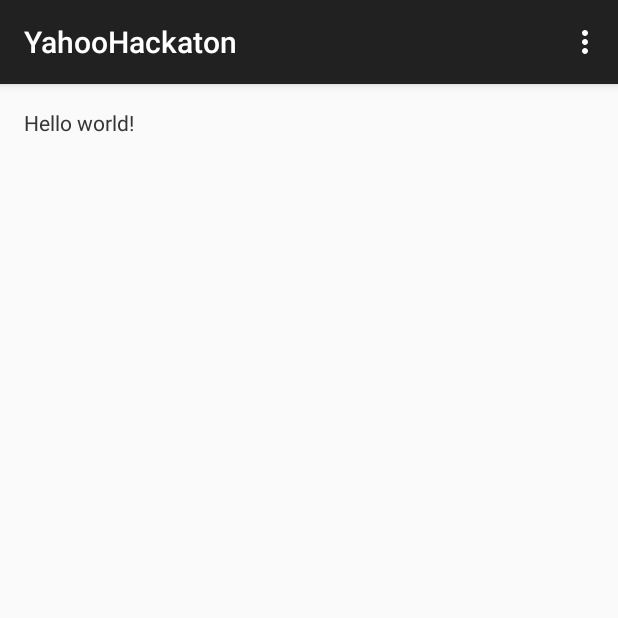
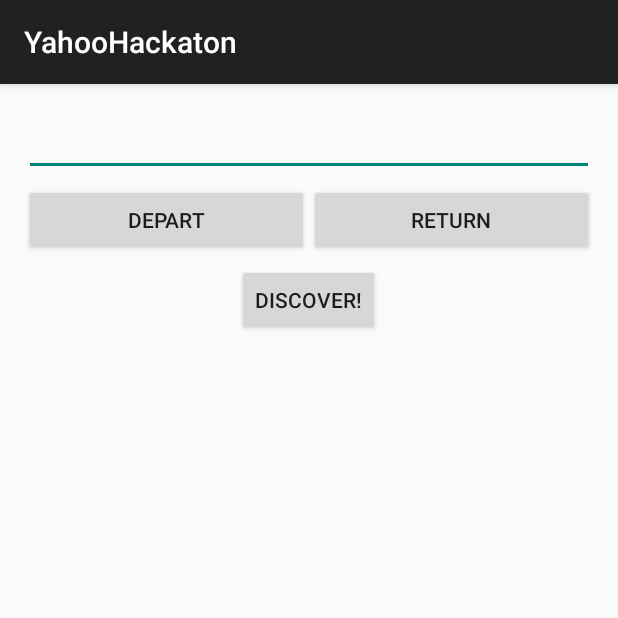
Before and after one commit to samramez/YahooHackaton, an Android app: the screen it shows after launch (MainActivity), on a phone screen of 412 x 824 dp, the top half of it. Run offline under Robolectric (Android 15) with nearby library versions, the phone set to English and light mode, and no system bars.

Commit message:
GUI for selecting dates and search button

```diff
--- a/app/src/main/java/com/samramez/yahoohackaton/MainActivity.java
+++ b/app/src/main/java/com/samramez/yahoohackaton/MainActivity.java
@@ -1,24 +1,57 @@
 package com.samramez.yahoohackaton;
 
+
+import java.text.ParseException;
+import java.text.SimpleDateFormat;
+import java.util.Calendar;
+import java.util.Date;
+import java.util.Locale;
+
+import android.app.Activity;
+import android.app.DatePickerDialog;
+import android.app.Dialog;
+import android.os.Bundle;
+import android.support.v4.app.DialogFragment;
 import android.support.v7.app.AppCompatActivity;
-import android.os.Bundle;
+import android.util.Log;
 import android.view.Menu;
 import android.view.MenuItem;
+import android.view.View;
+import android.view.View.OnClickListener;
+import android.widget.Button;
+import android.widget.DatePicker;
+import android.widget.EditText;
 
-public class MainActivity extends AppCompatActivity {
+public class MainActivity extends AppCompatActivity implements OnClickListener {
+
+	EditText editTextCurrentLocation;
+	Button buttonDepart, buttonReturn, buttonDiscover;
+	final int BUTTON_DEPART = 1;
+	final int BUTTON_RETURN = 2;
+	int buttonFlag;
 
 	@Override
 	protected void onCreate(Bundle savedInstanceState) {
 		super.onCreate(savedInstanceState);
 		setContentView(R.layout.activity_main);
+
+		editTextCurrentLocation = (EditText) findViewById(R.id.editTextCurrentLocation);
+		buttonDepart = (Button)findViewById(R.id.buttonDateDepart);
+		buttonReturn = (Button)findViewById(R.id.buttonDateReturn);
+		buttonDiscover = (Button)findViewById(R.id.buttonDiscover);
+
+		buttonDepart.setOnClickListener(this);
+		buttonReturn.setOnClickListener(this);
+		buttonDiscover.setOnClickListener(this);
 	}
-
+/*
 	@Override
 	public boolean onCreateOptionsMenu(Menu menu) {
 		// Inflate the menu; this adds items to the action bar if it is present.
-        getMenuInflater().inflate(R.menu.menu_main, menu);
+		getMenuInflater().inflate(R.menu.main, menu);
 		return true;
-    }
+	}*/
+/*
 
 	@Override
 	public boolean onOptionsItemSelected(MenuItem item) {
@@ -26,12 +59,78 @@ public class MainActivity extends AppCompatActivity {
 		// automatically handle clicks on the Home/Up button, so long
 		// as you specify a parent activity in AndroidManifest.xml.
 		int id = item.getItemId();
-
-        //noinspection SimplifiableIfStatement
 		if (id == R.id.action_settings) {
 			return true;
 		}
-
 		return super.onOptionsItemSelected(item);
 	}
+*/
+
+	@Override
+	public void onClick(View v) {
+		// TODO Auto-generated method stub
+		switch (v.getId()) {
+			case R.id.buttonDateDepart:
+				buttonFlag = BUTTON_DEPART;
+				DialogFragment dialogFragmentDepart = new StartDatePicker();
+				dialogFragmentDepart.show(MainActivity.this.getSupportFragmentManager(), "start_date_picker_depart");
+
+				break;
+			case R.id.buttonDateReturn:
+				buttonFlag = BUTTON_RETURN;
+				DialogFragment dialogFragmentReturn = new StartDatePicker();
+				dialogFragmentReturn.show(MainActivity.this.getSupportFragmentManager(), "start_date_picker_return");
+
+				break;
 		}
+	}
+
+	class StartDatePicker extends DialogFragment implements DatePickerDialog.OnDateSetListener{
+
+		@Override
+		public Dialog onCreateDialog(Bundle savedInstanceState) {
+			// TODO Auto-generated method stub
+
+			Calendar c = Calendar.getInstance();
+			int startYear = c.get(Calendar.YEAR);
+			int startMonth = c.get(Calendar.MONTH);
+			int startDay = c.get(Calendar.DAY_OF_MONTH);
+
+				// Use the current date as the default date in the picker
+			DatePickerDialog dialog = new DatePickerDialog(MainActivity.this, this, startYear, startMonth, startDay);
+
+			return dialog;
+
+		}
+		@Override
+		public void onDateSet(DatePicker view, int year, int monthOfYear,
+				int dayOfMonth) {
+			// TODO Auto-generated method stub
+			updateDateField(year, monthOfYear, dayOfMonth);
+		}
+	}
+
+	public void updateDateField(int startYear, int startMonth, int startDay) {
+
+		try {
+			SimpleDateFormat initial = new SimpleDateFormat("MM-dd-yyyy", Locale.US);
+			Date date = initial.parse("" + startMonth + "-" + startDay + "-" + startYear +"");
+
+			SimpleDateFormat finalFormat = new SimpleDateFormat("EEE, MMM dd", Locale.US);
+
+			String dateStr = finalFormat.format(date);
+
+			Log.d("MainActivity", "date: " + dateStr);
+			if(buttonFlag == BUTTON_DEPART){
+				buttonDepart.setText(dateStr);
+			}
+			else if(buttonFlag == BUTTON_RETURN){
+				buttonReturn.setText(dateStr);
+			}
+
+		} catch (ParseException e) {
+			// TODO Auto-generated catch block
+			e.printStackTrace();
+		}
+	}
+}
--- a/app/src/main/res/layout/activity_main.xml
+++ b/app/src/main/res/layout/activity_main.xml
@@ -1,14 +1,57 @@
-<RelativeLayout xmlns:android="http://schemas.android.com/apk/res/android"
-    xmlns:tools="http://schemas.android.com/tools" android:layout_width="match_parent"
-    android:layout_height="match_parent" android:paddingLeft="@dimen/activity_horizontal_margin"
+<LinearLayout xmlns:android="http://schemas.android.com/apk/res/android"
+    xmlns:tools="http://schemas.android.com/tools"
+    android:layout_width="match_parent"
+    android:layout_height="match_parent"
+    android:orientation="vertical"
+    android:paddingBottom="@dimen/activity_vertical_margin"
+    android:paddingLeft="@dimen/activity_horizontal_margin"
     android:paddingRight="@dimen/activity_horizontal_margin"
     android:paddingTop="@dimen/activity_vertical_margin"
-    android:paddingBottom="@dimen/activity_vertical_margin" tools:context=".MainActivity">
+    tools:context="com.example.yahoohack.MainActivity" >
 
-    <TextView android:text="@string/hello_world" android:layout_width="wrap_content"
-        android:layout_height="wrap_content" />
+    <EditText
+        android:id="@+id/editTextCurrentLocation"
+        android:layout_width="match_parent"
+        android:layout_height="wrap_content"
+        android:ems="10" >
 
-    <TextView android:text="@string/hello_world" android:layout_width="wrap_content"
-        android:layout_height="wrap_content" />
+        <requestFocus />
+    </EditText>
 
-</RelativeLayout>
+    <LinearLayout
+        android:layout_width="match_parent"
+        android:layout_height="wrap_content"
+        android:layout_marginTop="5dp"
+        android:weightSum="2" >
+
+        <Button
+            android:id="@+id/buttonDateDepart"
+            android:layout_width="wrap_content"
+            android:layout_height="wrap_content"
+            android:layout_weight="1"
+            android:text="Depart" />
+
+        <Button
+            android:id="@+id/buttonDateReturn"
+            android:layout_width="wrap_content"
+            android:layout_height="wrap_content"
+            android:layout_weight="1"
+            android:text="Return" />
+
+    </LinearLayout>
+
+    <Button
+        android:id="@+id/buttonDiscover"
+        android:layout_width="wrap_content"
+        android:layout_height="wrap_content"
+        android:layout_gravity="center_horizontal"
+        android:layout_marginTop="5dp"
+        android:text="Discover!" />
+
+    <ListView
+        android:id="@+id/listViev"
+        android:layout_width="match_parent"
+        android:layout_height="wrap_content" >
+    </ListView>
+
+</LinearLayout>
```
Lines whose indentation alone changed are shown as unchanged.
